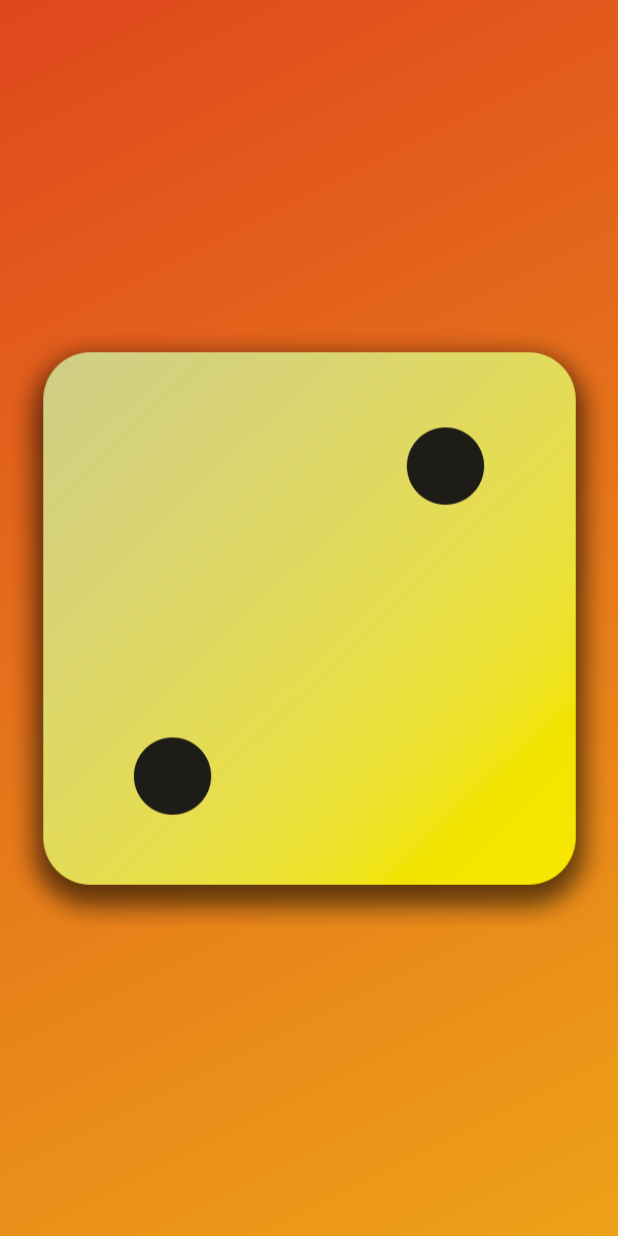
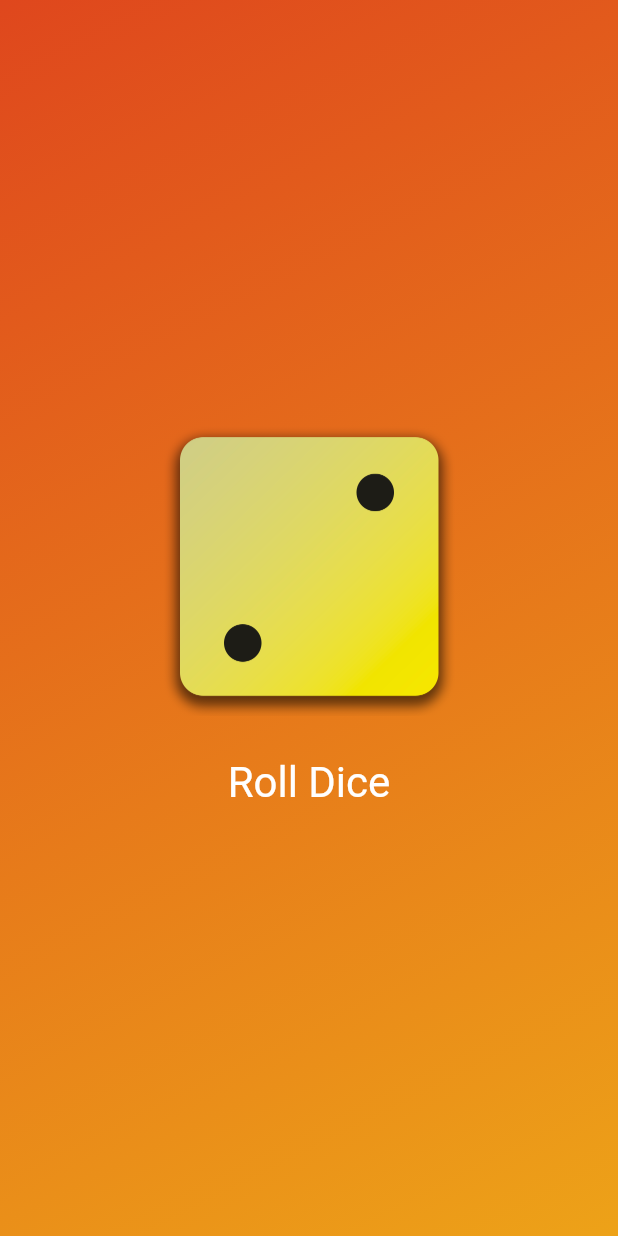
Before and after one commit to alexsumoski/flutter-training, a Flutter app: the screen it shows after launch, on a phone screen of 412 x 824 dp. Run offline on Flutter 3.47's test engine with Material 2 defaults, Android fonts, the phone set to English and light mode, and no system bars.

Commit message:
stateful widget dice roller, random number generation

```diff
--- /dev/null
+++ b/dice_roll/lib/dice_roller.dart
@@ -0,0 +1,51 @@
+import 'dart:math';
+
+import 'package:flutter/material.dart';
+
+final randomizer = Random();
+
+class DiceRoller extends StatefulWidget {
+  const DiceRoller({super.key});
+
+  @override
+  State<DiceRoller> createState() {
+    return _DiceRollerState();
+  }
+}
+
+class _DiceRollerState extends State<DiceRoller> {
+  var currentDiceRoll = 2;
+
+  void rollDice() {
+    setState(() {
+      currentDiceRoll = randomizer.nextInt(6) + 1;
+    });
+  }
+
+  @override
+  Widget build(context) {
+    return Column(
+      mainAxisSize: MainAxisSize.min,
+      children: [
+        Image.asset(
+          'assets/images/dice-$currentDiceRoll.png',
+          width: 200,
+        ),
+        const SizedBox(height: 20),
+        TextButton(
+          onPressed: rollDice,
+          style: TextButton.styleFrom(
+            // padding: const EdgeInsets.only(
+            //   top: 20,
+            // ),
+            foregroundColor: Colors.white,
+            textStyle: const TextStyle(
+              fontSize: 28,
+            ),
+          ),
+          child: const Text('Roll Dice'),
+        )
+      ],
+    );
+  }
+}
--- a/dice_roll/lib/gradient_container.dart
+++ b/dice_roll/lib/gradient_container.dart
@@ -1,4 +1,6 @@
 import 'package:flutter/material.dart';
+
+import 'dice_roller.dart';
 
 const startAlignment = Alignment.topLeft;
 const endAlignment = Alignment.bottomRight;
@@ -7,7 +9,6 @@ class GradientContainer extends StatelessWidget {
   const GradientContainer(this.colors, {super.key});
 
   final List<Color> colors;
-
 
   @override
   Widget build(context) {
@@ -19,8 +20,8 @@ class GradientContainer extends StatelessWidget {
             end: endAlignment,
           ),
       ),
-      child: Center(
-        child: Image.asset('assets/images/dice-2.png')
+      child: const Center(
+        child: DiceRoller(),
       ),
     );
   }
```
